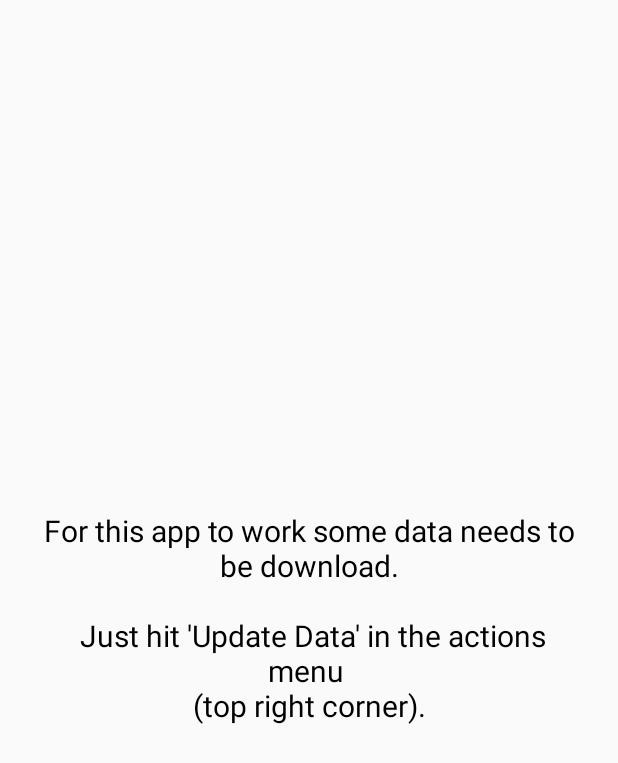
After one commit to alex199568/steamspy, an Android app: the layout fragment_empty_home.xml on its own in the app's theme, with its tools: preview values and no code run, on a phone screen of 412 x 824 dp. The commit adds this screen. Shown: the top 763 px of the screen. Run offline under Robolectric (Android 15) with nearby library versions, the light colour scheme and no system bars.

Commit message:
Show hint message when apps list is empty

```diff
--- a/app/src/main/java/md/ins8/steamspy/main/MainModel.kt
+++ b/app/src/main/java/md/ins8/steamspy/main/MainModel.kt
@@ -7,6 +7,7 @@ import android.support.v4.content.LocalBroadcastManager
 import io.reactivex.Observable
 import io.reactivex.subjects.PublishSubject
 import io.reactivex.subjects.Subject
+import md.ins8.steamspy.noRealmSteamApps
 import md.ins8.steamspy.service.update.DataUpdateService
 import md.ins8.steamspy.service.update.LOCAL_ACTION
 import md.ins8.steamspy.service.update.Receiver
@@ -18,11 +19,16 @@ enum class ModelEvent {
 interface MainModel {
     val eventBus: Observable<ModelEvent>
 
+    val appsEmpty: Boolean
+
     fun updateData()
 }
 
 class MainModelImpl(private val context: Context) : MainModel {
     override val eventBus: Subject<ModelEvent> = PublishSubject.create<ModelEvent>()
+
+    override val appsEmpty: Boolean
+        get() = noRealmSteamApps()
 
     private val receiver = Receiver()
 
--- /dev/null
+++ b/app/src/main/res/layout/fragment_empty_home.xml
@@ -0,0 +1,18 @@
+<?xml version="1.0" encoding="utf-8"?>
+<LinearLayout xmlns:android="http://schemas.android.com/apk/res/android"
+              android:layout_width="match_parent"
+              android:layout_height="match_parent"
+              android:orientation="vertical">
+
+    <TextView
+        style="@style/mainText"
+        android:layout_width="wrap_content"
+        android:layout_height="match_parent"
+        android:layout_gravity="center"
+        android:layout_marginLeft="24dp"
+        android:layout_marginRight="24dp"
+        android:gravity="center"
+        android:text="@string/firstTimeGreeting"/>
+
+
+</LinearLayout>
--- a/app/src/main/res/values/strings.xml
+++ b/app/src/main/res/values/strings.xml
@@ -107,5 +107,6 @@
     <string name="appDetailsTitle">App Details</string>
     <string name="appCountCaptionText">Statistics for</string>
     <string name="appsCountMessage">games</string>
+    <string name="firstTimeGreeting">For this app to work some data needs to be download.\n\n Just hit \'Update Data\' in the actions menu \n(top right corner).</string>
 
 </resources>
```
Also changed, not shown: app/src/main/java/md/ins8/steamspy/RealmSteamApp.kt (+7 -0 lines), app/src/main/java/md/ins8/steamspy/main/MainActivity.kt (+10 -5 lines), app/src/main/java/md/ins8/steamspy/main/MainPresenter.kt (+9 -1 lines), app/src/main/java/md/ins8/steamspy/screens/empty/home/EmptyHomeFragment.kt (added, +16 -0 lines), 1 other file.
